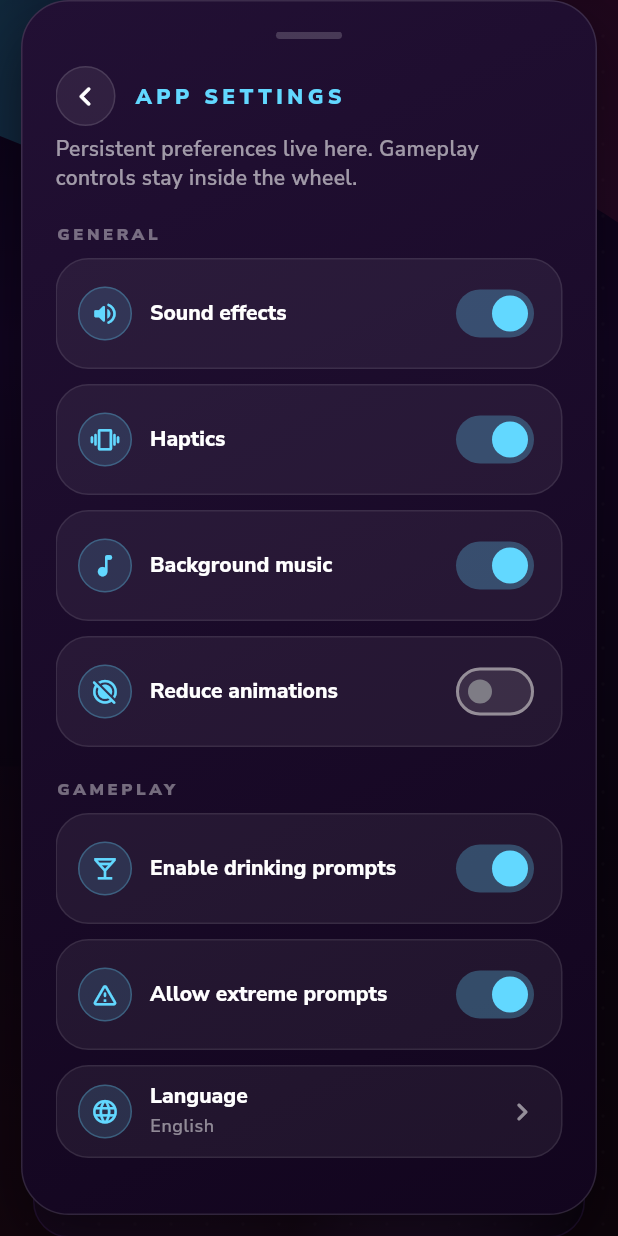
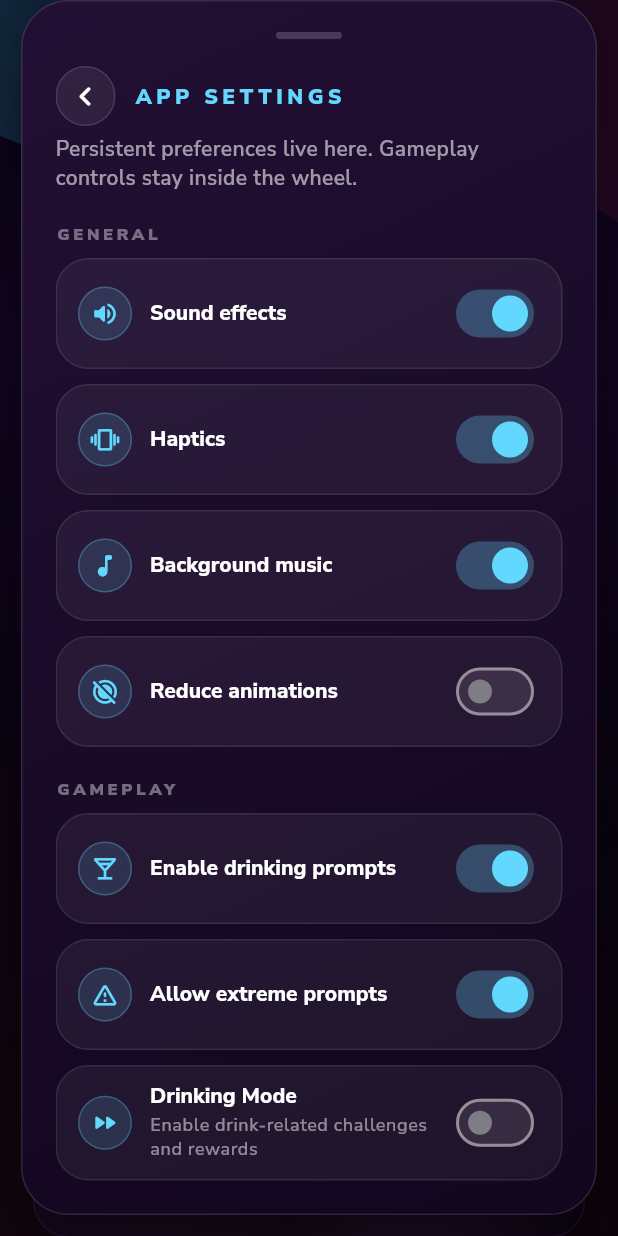
Before and after one commit to barisduman265/Chaos-Wheel-Party-Game, a Flutter app: the GameSummaryScreen screen opened by its route, after a tap on the "settings" icon, on a phone screen of 412 x 824 dp. Run offline on Flutter 3.47's test engine with Material 3 defaults, Android fonts, the phone set to English and light mode, and no system bars; drawn by our look-alikes of screenshot; our stand-ins replace audioplayers, connectivity_plus, firebase_analytics, firebase_core, firebase_crashlytics, firebase_remote_config and 6 more; accounts and stored records are empty.

Commit message:
Add Drinking Mode toggle (default off) swapping shot->pass wording/icon
New user-facing "Drinking Mode" switch in the settings sheet, persisted
in SharedPreferences (default false). When it's off, all drink wording
and imagery is neutralized centrally:
- GameProvider.l()/lf() remap shot keys to "pass" variants via a single
  override map (no per-screen conditionals); pass strings added to the
  EN + TR localization (others fall back to EN).
- A shotIcon()/shotIconFilled() helper returns a neutral fast-forward
  icon when off and the cocktail glass when on; applied at every
  shot-action icon (feedback, choice reveal, game controls, player card,
  summary stat, setup rights, how-to-play).
Bump version to 1.0.7+14.

Co-Authored-By: Claude Opus 4.8 <noreply@anthropic.com>

```diff
--- a/lib/providers/game_provider.dart
+++ b/lib/providers/game_provider.dart
@@ -49,6 +49,7 @@ class GameProvider extends ChangeNotifier {
   static const _reduceAnimationsEnabledKey = 'settings_reduce_animations';
   static const _drinkingPromptsEnabledKey = 'settings_drinking_prompts';
   static const _extremePromptsEnabledKey = 'settings_extreme_prompts';
+  static const _drinkingModeEnabledKey = 'settings_drinking_mode';
   static const _promptLanguageKey = 'settings_prompt_language';
 
   final GameLogicService _gameLogicService;
@@ -114,6 +115,7 @@ class GameProvider extends ChangeNotifier {
   bool _reduceAnimationsEnabled = false;
   bool _drinkingPromptsEnabled = true;
   bool _extremePromptsEnabled = true;
+  bool _drinkingModeEnabled = false;
   bool _gamePaused = false;
   bool _isPremiumUser = false;
   bool _premiumPurchaseInProgress = false;
@@ -137,6 +139,7 @@ class GameProvider extends ChangeNotifier {
   bool get reduceAnimationsEnabled => _reduceAnimationsEnabled;
   bool get drinkingPromptsEnabled => _drinkingPromptsEnabled;
   bool get extremePromptsEnabled => _extremePromptsEnabled;
+  bool get drinkingModeEnabled => _drinkingModeEnabled;
   bool get gamePaused => _gamePaused;
   bool get isPremiumUser => _isPremiumUser;
   bool get premiumPurchaseInProgress => _premiumPurchaseInProgress;
@@ -149,12 +152,41 @@ class GameProvider extends ChangeNotifier {
   bool get revengeModeEnabled => _state.revengeModeEnabled;
   bool get isEvilModeActive => _state.vibeMode == PromptVibeMode.evil;
 
+  // When Drinking Mode is off (the default), shot/drink wording is swapped for
+  // neutral "pass" wording. Centralized here so every screen that uses l()/lf()
+  // gets the right term automatically, with no per-screen conditionals.
+  static const Map<String, String> _passOverrides = {
+    'shot': 'passLabel',
+    'shots': 'passesLabel',
+    'shotTaken': 'passUsed',
+    'shotUsed': 'passUsedShort',
+    'spendsOneShotToken': 'usesOnePass',
+    'noShotsLeft': 'noPassesLeft',
+    'plusOneShotToken': 'plusOnePass',
+    'gotExtraShot': 'gotExtraPass',
+    'giveExtraShot': 'giveExtraPass',
+    'mostShotsUsed': 'mostPassesUsed',
+    'leastShotsUsed': 'leastPassesUsed',
+    'shotRule': 'passRule',
+  };
+
+  String _effectiveKey(String key) {
+    if (!_drinkingModeEnabled) {
+      return _passOverrides[key] ?? key;
+    }
+    return key;
+  }
+
   String l(String key) {
-    return AppLocalizationService.text(key, _promptLanguage);
+    return AppLocalizationService.text(_effectiveKey(key), _promptLanguage);
   }
 
   String lf(String key, Map<String, Object> values) {
-    return AppLocalizationService.format(key, _promptLanguage, values);
+    return AppLocalizationService.format(
+      _effectiveKey(key),
+      _promptLanguage,
+      values,
+    );
   }
 
   /// Prompt text translated into the current language, falling back to the
@@ -303,6 +335,12 @@ class GameProvider extends ChangeNotifier {
   void setDrinkingPromptsEnabled(bool value) {
     _drinkingPromptsEnabled = value;
     _saveSetting(_drinkingPromptsEnabledKey, value);
+    notifyListeners();
+  }
+
+  void setDrinkingModeEnabled(bool value) {
+    _drinkingModeEnabled = value;
+    _saveSetting(_drinkingModeEnabledKey, value);
     notifyListeners();
   }
 
@@ -1037,6 +1075,8 @@ class GameProvider extends ChangeNotifier {
         prefs.getBool(_drinkingPromptsEnabledKey) ?? _drinkingPromptsEnabled;
     _extremePromptsEnabled =
         prefs.getBool(_extremePromptsEnabledKey) ?? _extremePromptsEnabled;
+    _drinkingModeEnabled =
+        prefs.getBool(_drinkingModeEnabledKey) ?? _drinkingModeEnabled;
     final language = prefs.getString(_promptLanguageKey);
     if (language != null &&
         AppLocalizationService.supportedLanguages.contains(language)) {
--- a/lib/screens/action_feedback_screen.dart
+++ b/lib/screens/action_feedback_screen.dart
@@ -2,6 +2,7 @@ import 'dart:async';
 
 import 'package:chaos_wheel/providers/game_provider.dart';
 import 'package:chaos_wheel/services/chaos_audio_service.dart';
+import 'package:chaos_wheel/util/drinking_mode.dart';
 import 'package:chaos_wheel/util/turkish_name.dart';
 import 'package:chaos_wheel/widgets/chaos_background.dart';
 import 'package:flutter/material.dart';
@@ -80,7 +81,9 @@ class _ActionFeedbackScreenState extends State<ActionFeedbackScreen>
 
   IconData get _icon {
     return switch (widget.type) {
-      ActionFeedbackType.shot => Icons.local_bar_outlined,
+      ActionFeedbackType.shot => shotIcon(
+        context.read<GameProvider>().drinkingModeEnabled,
+      ),
       ActionFeedbackType.target => Icons.gps_fixed_rounded,
       ActionFeedbackType.revenge => Icons.crisis_alert_rounded,
       ActionFeedbackType.nextTurn => Icons.double_arrow_rounded,
--- a/lib/screens/choice_reveal_screen.dart
+++ b/lib/screens/choice_reveal_screen.dart
@@ -8,6 +8,7 @@ import 'package:chaos_wheel/screens/action_feedback_screen.dart';
 import 'package:chaos_wheel/screens/game_summary_screen.dart';
 import 'package:chaos_wheel/screens/target_selection_screen.dart';
 import 'package:chaos_wheel/services/chaos_audio_service.dart';
+import 'package:chaos_wheel/util/drinking_mode.dart';
 import 'package:chaos_wheel/widgets/chaos_background.dart';
 import 'package:flutter/material.dart';
 import 'package:provider/provider.dart';
@@ -240,7 +241,7 @@ class _ChoiceRevealScreenState extends State<ChoiceRevealScreen> {
                         children: [
                           Expanded(
                             child: _MiniStatusCard(
-                              icon: Icons.local_bar_outlined,
+                              icon: shotIcon(provider.drinkingModeEnabled),
                               title: provider.l('shot'),
                               value: '${activePlayer.passRights}',
                               subtitle: canPass
--- a/lib/screens/game_screen.dart
+++ b/lib/screens/game_screen.dart
@@ -8,6 +8,7 @@ import 'package:chaos_wheel/screens/fate_choice_screen.dart';
 import 'package:chaos_wheel/screens/game_summary_screen.dart';
 import 'package:chaos_wheel/screens/picked_reveal_screen.dart';
 import 'package:chaos_wheel/services/chaos_audio_service.dart';
+import 'package:chaos_wheel/util/drinking_mode.dart';
 import 'package:chaos_wheel/util/turkish_name.dart';
 import 'package:chaos_wheel/widgets/chaos_background.dart';
 import 'package:chaos_wheel/widgets/no_internet.dart';
@@ -531,7 +532,7 @@ void _showPlayerControlsSheet(BuildContext context, Player player) {
                 ),
                 const SizedBox(height: 18),
                 _ControlRow(
-                  icon: Icons.local_bar_outlined,
+                  icon: shotIcon(provider.drinkingModeEnabled),
                   title: provider.l('giveExtraShot'),
                   subtitle: provider.l('plusOneShotToken'),
                   onTap: () {
@@ -1202,7 +1203,9 @@ class _MiniPlayerCard extends StatelessWidget {
               Row(
                 children: [
                   _MiniRight(
-                    icon: Icons.local_bar_outlined,
+                    icon: shotIcon(
+                      context.read<GameProvider>().drinkingModeEnabled,
+                    ),
                     label: '${player.passRights}',
                     color: colors.primary,
                   ),
--- a/lib/screens/game_setup_screen.dart
+++ b/lib/screens/game_setup_screen.dart
@@ -2,6 +2,7 @@ import 'package:chaos_wheel/models/prompt_models.dart';
 import 'package:chaos_wheel/providers/game_provider.dart';
 import 'package:chaos_wheel/screens/game_screen.dart';
 import 'package:chaos_wheel/services/chaos_audio_service.dart';
+import 'package:chaos_wheel/util/drinking_mode.dart';
 import 'package:chaos_wheel/widgets/chaos_background.dart';
 import 'package:chaos_wheel/widgets/premium_upsell_dialog.dart';
 import 'package:flutter/material.dart';
@@ -361,7 +362,7 @@ class _GameSetupScreenState extends State<GameSetupScreen> {
                             children: [
                               Expanded(
                                 child: _RightsCard(
-                                  icon: Icons.local_bar_outlined,
+                                  icon: shotIcon(provider.drinkingModeEnabled),
                                   label: provider.l('shots'),
                                   subtitle: provider.l('perPlayer'),
                                   value: '$passRights',
--- a/lib/screens/game_summary_screen.dart
+++ b/lib/screens/game_summary_screen.dart
@@ -4,6 +4,7 @@ import 'package:chaos_wheel/screens/add_players_screen.dart';
 import 'package:chaos_wheel/screens/game_screen.dart';
 import 'package:chaos_wheel/screens/home_screen.dart';
 import 'package:chaos_wheel/services/share_service.dart';
+import 'package:chaos_wheel/util/drinking_mode.dart';
 import 'package:chaos_wheel/widgets/chaos_background.dart';
 import 'package:flutter/material.dart';
 import 'package:provider/provider.dart';
@@ -46,7 +47,7 @@ class _GameSummaryScreenState extends State<GameSummaryScreen> {
       _StatData(
         title: provider.l('biggestEscaper'),
         subtitle: provider.l('mostShotsUsed'),
-        icon: Icons.local_bar_rounded,
+        icon: shotIconFilled(provider.drinkingModeEnabled),
         color: const Color(0xFF71D2FF),
         surface: const Color(0xFF153A6B),
         value: _winner(players, (player) => player.passUsed),
--- a/lib/screens/home_screen.dart
+++ b/lib/screens/home_screen.dart
@@ -311,6 +311,17 @@ void showAppSettingsSheet(BuildContext context) {
                         .read<GameProvider>()
                         .setExtremePromptsEnabled,
                   ),
+                  _SettingsSwitchRow(
+                    icon: provider.drinkingModeEnabled
+                        ? Icons.local_bar_rounded
+                        : Icons.fast_forward_rounded,
+                    title: provider.l('drinkingMode'),
+                    subtitle: provider.l('drinkingModeDesc'),
+                    value: provider.drinkingModeEnabled,
+                    onChanged: context
+                        .read<GameProvider>()
+                        .setDrinkingModeEnabled,
+                  ),
                   _SettingsActionRow(
                     icon: Icons.language_rounded,
                     title: provider.l('language'),
@@ -594,10 +605,12 @@ class _SettingsSwitchRow extends StatelessWidget {
     required this.title,
     required this.value,
     required this.onChanged,
+    this.subtitle,
   });
 
   final IconData icon;
   final String title;
+  final String? subtitle;
   final bool value;
   final ValueChanged<bool>? onChanged;
 
@@ -606,6 +619,7 @@ class _SettingsSwitchRow extends StatelessWidget {
     return _SettingsShell(
       icon: icon,
       title: title,
+      subtitle: subtitle,
       child: Switch(
         value: value,
         onChanged: onChanged,
--- a/lib/screens/how_to_play_screen.dart
+++ b/lib/screens/how_to_play_screen.dart
@@ -1,4 +1,5 @@
 import 'package:chaos_wheel/providers/game_provider.dart';
+import 'package:chaos_wheel/util/drinking_mode.dart';
 import 'package:chaos_wheel/widgets/chaos_background.dart';
 import 'package:flutter/material.dart';
 import 'package:provider/provider.dart';
@@ -93,7 +94,7 @@ class HowToPlayScreen extends StatelessWidget {
                     color: Color(0xFFFF5D98),
                   ),
                   _RuleItem(
-                    icon: Icons.local_bar_outlined,
+                    icon: shotIcon(provider.drinkingModeEnabled),
                     title: provider.l('shot').toUpperCase(),
                     text: provider.l('shotRule'),
                     color: Color(0xFF62D8FF),
--- a/lib/services/app_localization_service.dart
+++ b/lib/services/app_localization_service.dart
@@ -277,6 +277,20 @@ class AppLocalizationService {
     'truthOrDareRule': 'The app gives the question or task automatically.',
     'targetRule': 'Redirects the challenge to another player.',
     'shotRule': 'Use a shot token to skip.',
+    'drinkingMode': 'Drinking Mode',
+    'drinkingModeDesc': 'Enable drink-related challenges and rewards',
+    'passLabel': 'Pass',
+    'passesLabel': 'PASSES',
+    'passUsed': 'PASS USED',
+    'passUsedShort': 'Pass used.',
+    'usesOnePass': '{player} uses one pass.',
+    'noPassesLeft': 'No passes left',
+    'plusOnePass': '+1 pass',
+    'gotExtraPass': '{player} got +1 pass.',
+    'giveExtraPass': 'Give extra pass',
+    'mostPassesUsed': 'Most passes used',
+    'leastPassesUsed': 'Least passes used',
+    'passRule': 'Use a pass to skip.',
     'noEscapeRule': 'In final rounds, shots and targets are locked.',
     'cozyVibeRule': 'Funny and safe chaos.',
     'spicyVibeRule': 'Flirty tension and risky confessions.',
@@ -1026,6 +1040,20 @@ class AppLocalizationService {
       'truthOrDareRule': 'Soruyu ya da görevi uygulama otomatik verir.',
       'spinTheWheelRule': 'Sıradaki soruyla kimin yüzleşeceğini çark seçer.',
       'shotRule': 'Atlamak için bir shot hakkı kullan.',
+      'drinkingMode': 'İçki Modu',
+      'drinkingModeDesc': 'İçki temalı görevleri ve ödülleri etkinleştir',
+      'passLabel': 'Pas',
+      'passesLabel': 'PASLAR',
+      'passUsed': 'PAS KULLANILDI',
+      'passUsedShort': 'Pas kullanıldı.',
+      'usesOnePass': '{player} bir pas kullanır.',
+      'noPassesLeft': 'Pas kalmadı',
+      'plusOnePass': '+1 pas',
+      'gotExtraPass': '{player} +1 pas kazandı.',
+      'giveExtraPass': 'Ekstra pas ver',
+      'mostPassesUsed': 'En çok pas kullanan',
+      'leastPassesUsed': 'En az pas kullanan',
+      'passRule': 'Atlamak için bir pas kullan.',
       'targetRule': 'Görevi başka bir oyuncuya yönlendirir.',
       'noEscapeRule': 'Son turlarda shot ve hedefleme kilitlenir.',
       'shotTargetLockedRandomLeansDare':
--- /dev/null
+++ b/lib/util/drinking_mode.dart
@@ -0,0 +1,11 @@
+import 'package:flutter/material.dart';
+
+/// Central icon choice for the shot / pass action. When Drinking Mode is on we
+/// show the cocktail glass; when it's off (default) we show a neutral
+/// "skip/pass" icon so the app carries no drinking imagery.
+IconData shotIcon(bool drinkingMode) =>
+    drinkingMode ? Icons.local_bar_outlined : Icons.fast_forward_rounded;
+
+/// Filled variant of [shotIcon] for prominent / rounded contexts.
+IconData shotIconFilled(bool drinkingMode) =>
+    drinkingMode ? Icons.local_bar_rounded : Icons.fast_forward_rounded;
--- a/pubspec.yaml
+++ b/pubspec.yaml
@@ -16,7 +16,7 @@ publish_to: 'none' # Remove this line if you wish to publish to pub.dev
 # https://developer.apple.com/library/archive/documentation/General/Reference/InfoPlistKeyReference/Articles/CoreFoundationKeys.html
 # In Windows, build-name is used as the major, minor, and patch parts
 # of the product and file versions while build-number is used as the build suffix.
-version: 1.0.6+13
+version: 1.0.7+14
 
 environment:
   sdk: ^3.10.8
```
